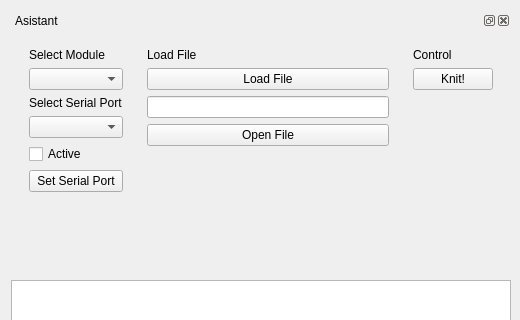
Above: software/python/ayab/ayab_gui.ui from AllYarnsAreBeautiful/ayab-desktop before the change; both pictures show x 0 to 520 and y 0 to 320 of the 739 by 581 pixel window. Below: the same form after it.
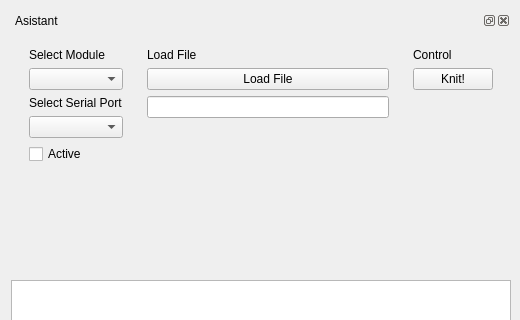
That is the form after the change.

Commit message: Removing extraneous buttons from UI

```diff
--- a/software/python/ayab/ayab_gui.ui
+++ b/software/python/ayab/ayab_gui.ui
@@ -81,13 +81,6 @@
             </property>
            </widget>
           </item>
-          <item>
-           <widget class="QPushButton" name="set_serial_port_button">
-            <property name="text">
-             <string>Set Serial Port</string>
-            </property>
-           </widget>
-          </item>
           <item>
            <spacer name="verticalSpacer_3">
             <property name="orientation">
@@ -128,13 +121,6 @@
             </property>
            </widget>
           </item>
-          <item>
-           <widget class="QPushButton" name="open_file_button">
-            <property name="text">
-             <string>Open File</string>
-            </property>
-           </widget>
-          </item>
           <item>
            <spacer name="verticalSpacer_2">
             <property name="orientation">
```
The commit also changes 1 other file.
